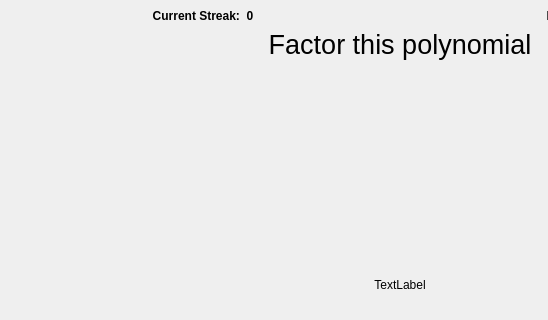
The window that PracticeFactoringApplication/factoringapplicationwindow.ui (KoizumIsaac/PracticeFactoringApplication) describes before a commit, drawn with Qt 5; both pictures show x 0 to 548 and y 0 to 320 of the 800 by 600 pixel window.
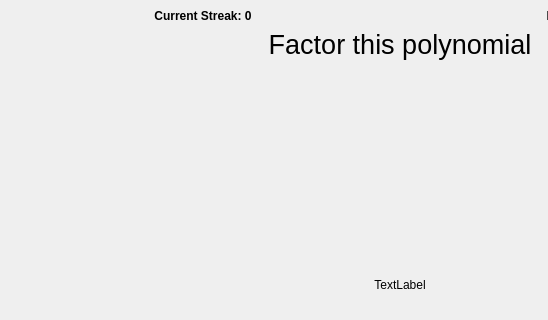
The same window after the commit.

Commit message: Got rid of unnecessary space in label.

```diff
--- a/PracticeFactoringApplication/factoringapplicationwindow.ui
+++ b/PracticeFactoringApplication/factoringapplicationwindow.ui
@@ -25,7 +25,7 @@
          </font>
         </property>
         <property name="text">
-         <string>Current Streak:  0</string>
+         <string>Current Streak: 0</string>
         </property>
         <property name="alignment">
          <set>Qt::AlignmentFlag::AlignCenter</set>
```
